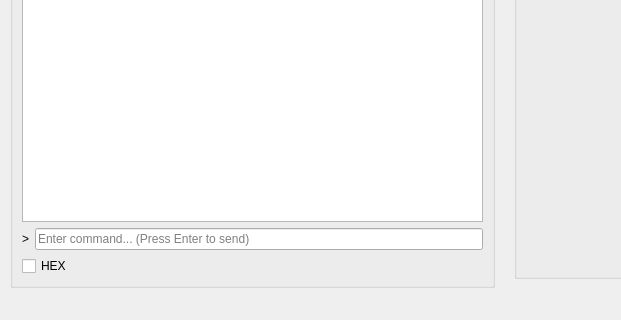
The window that ui/main_window.ui (iFishin/SCOM-X) describes before a commit, drawn with Qt 5; both pictures show x 0 to 621 and y 480 to 800 of the 1000 by 800 pixel window.
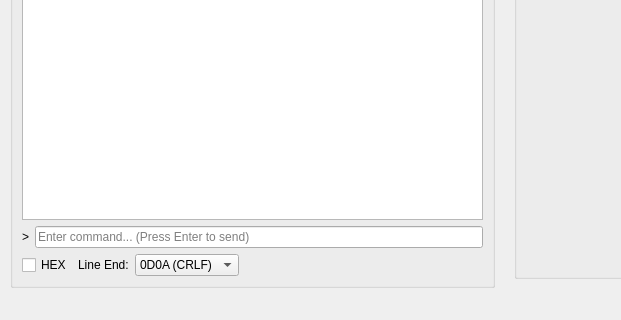
The same window after the commit. Icons and pictures are not drawn.

Diff of the .ui file:
```diff
--- a/ui/main_window.ui
+++ b/ui/main_window.ui
@@ -224,11 +224,59 @@
           </layout>
          </item>
          <item>
-          <widget class="QCheckBox" name="terminalHexMode">
-           <property name="text">
-            <string>HEX</string>
-           </property>
-          </widget>
+          <layout class="QHBoxLayout" name="terminalControlLayout">
+           <item>
+            <widget class="QCheckBox" name="terminalHexMode">
+             <property name="text">
+              <string>HEX</string>
+             </property>
+            </widget>
+           </item>
+           <item>
+            <widget class="QLabel" name="lineEndLabel">
+             <property name="text">
+              <string>Line End:</string>
+             </property>
+            </widget>
+           </item>
+           <item>
+            <widget class="QComboBox" name="lineEndComboBox">
+             <item>
+              <property name="text">
+               <string>0D0A (CRLF)</string>
+              </property>
+             </item>
+             <item>
+              <property name="text">
+               <string>0A (LF)</string>
+              </property>
+             </item>
+             <item>
+              <property name="text">
+               <string>0D (CR)</string>
+              </property>
+             </item>
+             <item>
+              <property name="text">
+               <string>None</string>
+              </property>
+             </item>
+            </widget>
+           </item>
+           <item>
+            <spacer name="terminalControlSpacer">
+             <property name="orientation">
+              <enum>Qt::Orientation::Horizontal</enum>
+             </property>
+             <property name="sizeHint" stdset="0">
+              <size>
+               <width>40</width>
+               <height>20</height>
+              </size>
+             </property>
+            </spacer>
+           </item>
+          </layout>
          </item>
         </layout>
        </widget>
```
